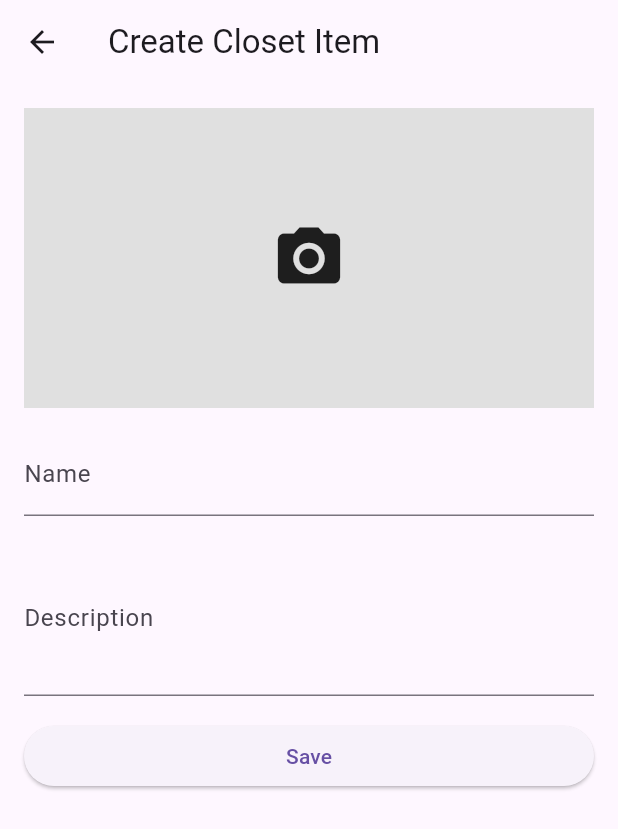
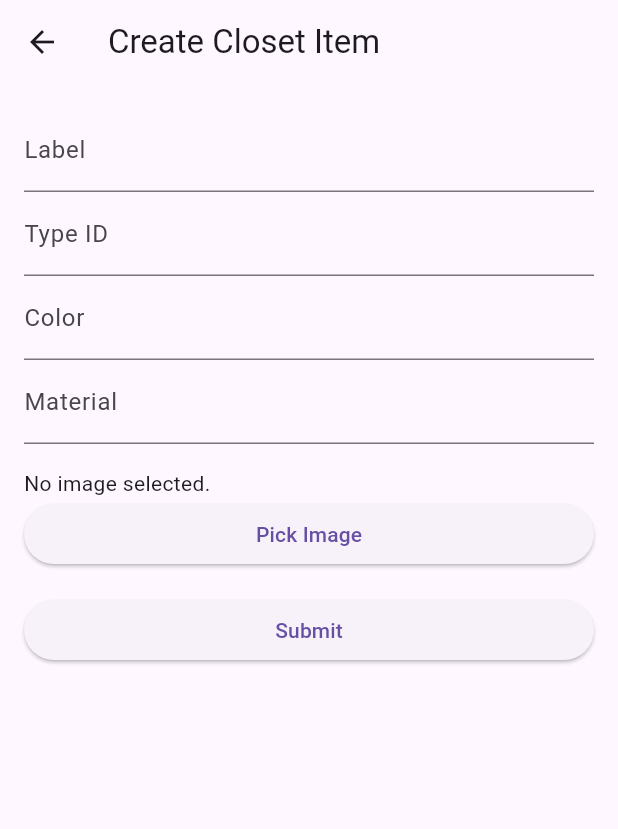
Before and after one commit to AyoItsYas/project_glanz, a Flutter app: the CreateClosetItemPage screen opened directly, on a phone screen of 412 x 824 dp. Shown: the top 829 px of the screen. Run offline on Flutter 3.47's test engine with Material 3 defaults, Android fonts, the light colour scheme and no system bars; our stand-ins replace flutter_svg, image_picker, shared_preferences, sqflite, table_calendar, weather_icons; accounts and stored records are empty; project files that could hold a hidden picture were left out.

Commit message:
refactor: enhance database models with dynamic table creation and improved mapping

```diff
--- a/lib/features/closet-page/create_closet_item.dart
+++ b/lib/features/closet-page/create_closet_item.dart
@@ -5,6 +5,7 @@ import 'package:image_picker/image_picker.dart';
 
 import 'package:project_glanz/services/database/database.service.dart';
 import 'package:project_glanz/services/database/models/item.model.dart';
+import 'package:project_glanz/services/database/models/common.model.dart';
 
 class CreateClosetItemPage extends StatefulWidget {
   @override
@@ -13,25 +14,55 @@ class CreateClosetItemPage extends StatefulWidget {
 
 class _CreateClosetItemPageState extends State<CreateClosetItemPage> {
   final _formKey = GlobalKey<FormState>();
-  final _nameController = TextEditingController();
-  final _descriptionController = TextEditingController();
-  XFile? _image;
+  final _labelController = TextEditingController();
+  final _typeIdController = TextEditingController();
+  final _colorController = TextEditingController();
+  final _materialController = TextEditingController();
+  File? _image;
+
+  final ImagePicker _picker = ImagePicker();
 
   Future<void> _pickImage() async {
-    final ImagePicker picker = ImagePicker();
-    final XFile? pickedImage = await picker.pickImage(
-      source: ImageSource.camera,
-    );
-    setState(() {
-      _image = pickedImage;
-    });
+    final pickedFile = await _picker.pickImage(source: ImageSource.gallery);
+    if (pickedFile != null) {
+      setState(() {
+        _image = File(pickedFile.path);
+      });
+    }
   }
 
-  void _saveItem() {
+  void _submitForm() {
     if (_formKey.currentState!.validate()) {
-      print('Name: ${_nameController.text}');
-      print('Description: ${_descriptionController.text}');
-      print('Image: ${_image?.path}');
+      final newItem = ItemModel(
+        id: DateTime.now().toString(),
+        label: _labelController.text,
+        typeId: int.parse(_typeIdController.text),
+        color: _colorController.text,
+        material: _materialController.text,
+        imagePath: _image?.path ?? '',
+        createdDate: DateTime.now(),
+        modifiedDate: DateTime.now(),
+        status: Status.AVAILABLE,
+      );
+
+      DatabaseService()
+          .insert(newItem)
+          .then((_) {
+            ScaffoldMessenger.of(
+              context,
+            ).showSnackBar(SnackBar(content: Text('Item added successfully!')));
+          })
+          .catchError((error) {
+            ScaffoldMessenger.of(context).showSnackBar(
+              SnackBar(content: Text('Failed to add item: $error')),
+            );
+          });
+
+      ScaffoldMessenger.of(
+        context,
+      ).showSnackBar(SnackBar(content: Text('Item added successfully!')));
+
+      Navigator.pop(context);
     }
   }
 
@@ -45,50 +76,70 @@ class _CreateClosetItemPageState extends State<CreateClosetItemPage> {
           key: _formKey,
           child: ListView(
             children: [
-              GestureDetector(
-                onTap: _pickImage,
-                child:
-                    _image == null
-                        ? Container(
-                          height: 200,
-                          color: Colors.grey[300],
-                          child: Icon(Icons.camera_alt, size: 50),
-                        )
-                        : Image.file(
-                          File(_image!.path),
-                          height: 200,
-                          fit: BoxFit.cover,
-                        ),
-              ),
-              SizedBox(height: 16),
               TextFormField(
-                controller: _nameController,
-                decoration: InputDecoration(labelText: 'Name'),
+                controller: _labelController,
+                decoration: InputDecoration(labelText: 'Label'),
                 validator: (value) {
                   if (value == null || value.isEmpty) {
-                    return 'Please enter a name';
+                    return 'Please enter a label';
+                  }
+                  return null;
+                },
+              ),
+              TextFormField(
+                controller: _typeIdController,
+                decoration: InputDecoration(labelText: 'Type ID'),
+                keyboardType: TextInputType.number,
+                validator: (value) {
+                  if (value == null || value.isEmpty) {
+                    return 'Please enter a type ID';
+                  }
+                  if (int.tryParse(value) == null) {
+                    return 'Please enter a valid number';
+                  }
+                  return null;
+                },
+              ),
+              TextFormField(
+                controller: _colorController,
+                decoration: InputDecoration(labelText: 'Color'),
+                validator: (value) {
+                  if (value == null || value.isEmpty) {
+                    return 'Please enter a color';
+                  }
+                  return null;
+                },
+              ),
+              TextFormField(
+                controller: _materialController,
+                decoration: InputDecoration(labelText: 'Material'),
+                validator: (value) {
+                  if (value == null || value.isEmpty) {
+                    return 'Please enter a material';
                   }
                   return null;
                 },
               ),
               SizedBox(height: 16),
-              TextFormField(
-                controller: _descriptionController,
-                decoration: InputDecoration(labelText: 'Description'),
-                maxLines: 3,
-                validator: (value) {
-                  if (value == null || value.isEmpty) {
-                    return 'Please enter a description';
-                  }
-                  return null;
-                },
-              ),
+              _image == null
+                  ? Text('No image selected.')
+                  : Image.file(_image!, height: 150),
+              ElevatedButton(onPressed: _pickImage, child: Text('Pick Image')),
               SizedBox(height: 16),
-              ElevatedButton(onPressed: _saveItem, child: Text('Save')),
+              ElevatedButton(onPressed: _submitForm, child: Text('Submit')),
             ],
           ),
         ),
       ),
     );
   }
+
+  @override
+  void dispose() {
+    _labelController.dispose();
+    _typeIdController.dispose();
+    _colorController.dispose();
+    _materialController.dispose();
+    super.dispose();
+  }
 }
--- a/lib/services/database/models/common.model.dart
+++ b/lib/services/database/models/common.model.dart
@@ -13,36 +13,28 @@ extension StatusExtension on Status {
   }
 }
 
-class CommonModel {
-  final String id;
-  final DateTime createdDate;
-  final DateTime modifiedDate;
-  final Status status;
+Map<String, String> commonColumns = {
+  'id': 'TEXT PRIMARY KEY',
+  'created_date': 'DATETIME',
+  'modified_date': 'DATETIME',
+  'status': 'TEXT',
+};
 
-  CommonModel({
-    required this.id,
-    required this.createdDate,
-    required this.modifiedDate,
-    required this.status,
-  });
+abstract class CommonModel {
+  String get tableName => 'common_table';
+  Map<String, String> get columns => commonColumns;
+
+  String get id;
+  DateTime get createdDate;
+  DateTime get modifiedDate;
+  Status get status;
 
   Map<String, dynamic> toMap() {
     return {
       'id': id,
-      'createdDate': createdDate.toIso8601String(),
-      'modifiedDate': modifiedDate.toIso8601String(),
+      'created_date': createdDate.toIso8601String(),
+      'modified_date': modifiedDate.toIso8601String(),
       'status': status.value,
     };
   }
-
-  factory CommonModel.fromMap(Map<String, dynamic> map) {
-    return CommonModel(
-      id: map['id'] as String,
-      createdDate: DateTime.parse(map['createdDate'] as String),
-      modifiedDate: DateTime.parse(map['modifiedDate'] as String),
-      status: Status.values.firstWhere(
-        (e) => e.value == map['status'] as String,
-      ),
-    );
-  }
 }
--- a/lib/services/database/models/item.model.dart
+++ b/lib/services/database/models/item.model.dart
@@ -1,24 +1,54 @@
 import 'common.model.dart';
 
 class ItemModel extends CommonModel {
+  @override
+  final String tableName = 'item';
+  @override
+  final Map<String, String> columns = {
+    ...commonColumns,
+    'label': 'TEXT',
+    'type_id': 'INTEGER',
+    'color': 'TEXT',
+    'material': 'TEXT',
+    'image_path': 'TEXT',
+  };
+
+  @override
+  final String id;
+  @override
+  final DateTime createdDate;
+  @override
+  final DateTime modifiedDate;
+  @override
+  final Status status;
+
   final String label;
   final int typeId;
   final String color;
   final String material;
+  final String imagePath;
 
   ItemModel({
-    required String id,
-    required DateTime createdDate,
-    required DateTime modifiedDate,
-    required Status status,
+    required this.id,
+    required this.createdDate,
+    required this.modifiedDate,
+    required this.status,
     required this.label,
     required this.typeId,
     required this.color,
     required this.material,
-  }) : super(
-         id: id,
-         createdDate: createdDate,
-         modifiedDate: modifiedDate,
-         status: status,
-       );
+    required this.imagePath,
+  });
+
+  @override
+  Map<String, dynamic> toMap() {
+    return {
+      ...super.toMap(),
+      'label': label,
+      'type_id': typeId,
+      'color': color,
+      'material': material,
+      'image_path': imagePath,
+    };
+  }
 }
```
Also changed, not shown: lib/services/database/database.service.dart (+41 -32 lines), lib/services/database/models/item-type.model.dart (+24 -10 lines).
